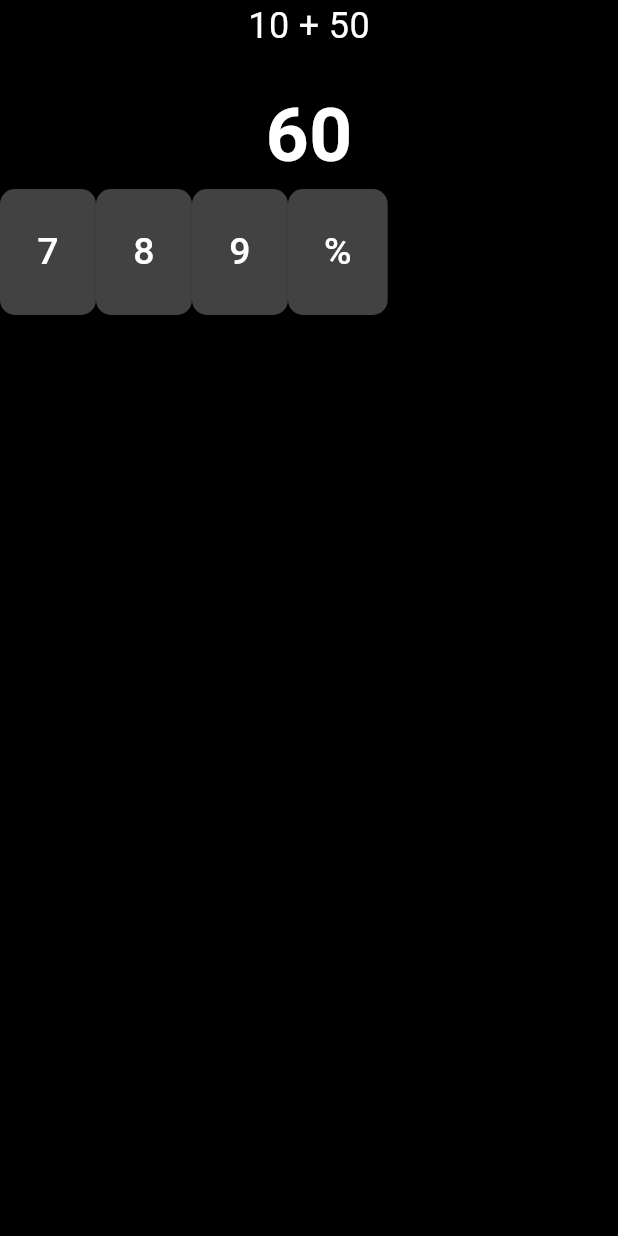
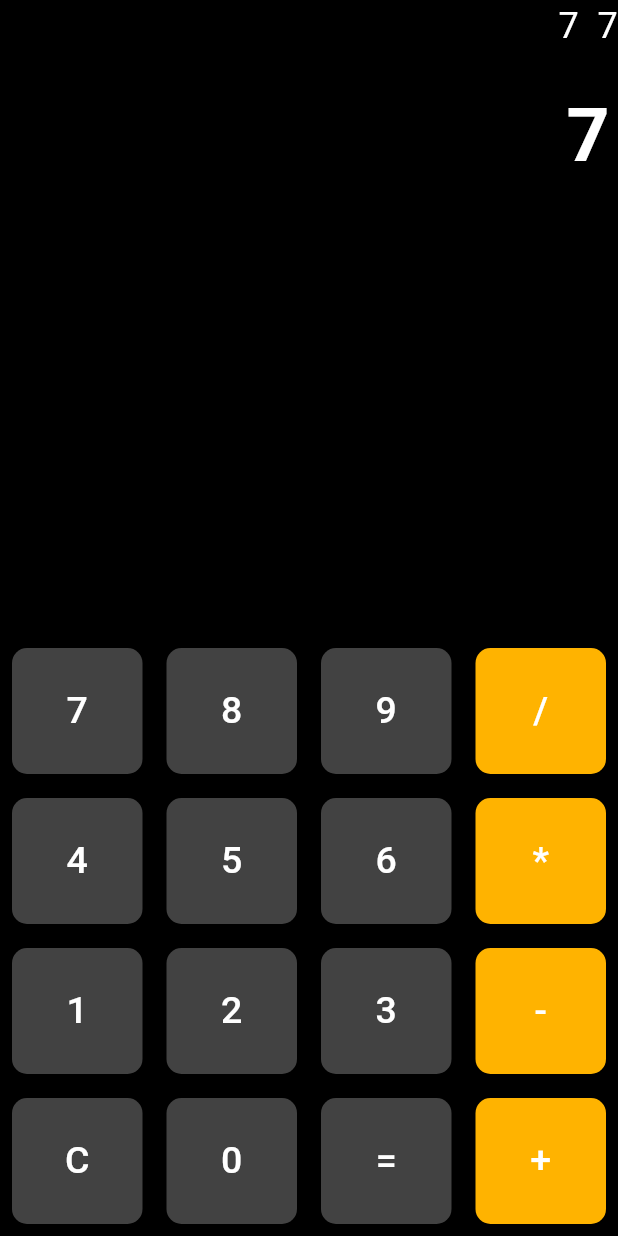
Before and after one commit to Xeron66/Flutter-Notes-, a Flutter app: the screen it shows after launch, after a tap on an icon or button, on a phone screen of 412 x 824 dp. Run offline on Flutter 3.47's test engine with Material 3 defaults, Android fonts, the phone set to English and light mode, and no system bars.

Commit message:
Done with Calculator App

```diff
--- a/test_project/lib/module_12/c3_calculator/c3_calculator.dart
+++ b/test_project/lib/module_12/c3_calculator/c3_calculator.dart
@@ -9,6 +9,50 @@ class Calculator extends StatefulWidget {
 }
 
 class _CalculatorState extends State<Calculator> {
+  String _output = '0';
+  String _input = '0';
+  String _op = '';
+  double num1 = 0;
+  double num2 = 0;
+
+  void buttonPress (String value) {
+    print('Button Pressed $value');
+
+    setState(() {
+      if (value == 'C') {
+        _output = '0';
+        _input = '0';
+        _op = '';
+        num1 = 0;
+        num2 = 0;
+      } else if (value == '=') {
+        num2 = double.parse(_input);
+        if (_op == '+') {
+          _output = (num1 + num2).toString();
+        } else if (_op == '-') {
+          _output = (num1 - num2).toString();
+        } else if (_op == '*') {
+          _output = (num1 * num2).toString();
+        } else if (_op == '/') {
+          _output = num2 != 0 ? (num1/num2).toString() : 'Error';
+        }
+      } else if (['+','-','*','/'].contains(value)) {
+        num1 = double.parse(_input);
+        _op = value;
+        _input = '';
+        return;
+      } else {
+        if (_input == '0') {
+          _input = value;
+        } else {
+          _input += value;
+        }
+        _output = _input;
+      }
+      print(_output);
+    });
+  }
+
   @override
   Widget build(BuildContext context) {
     return Scaffold(
@@ -16,19 +60,21 @@ class _CalculatorState extends State<Calculator> {
       body: SafeArea(
         child: Column(
           children: [
-            Container(
+            Expanded(
+              child: Container(
+                alignment: Alignment.bottomRight,
                 child: Column(
                   children: [
 
                     Text(
-                    '10 + 50',
+                      '$_input $_op $_input',
                       style: TextStyle(color: Colors.white, fontSize: 24),
                     ),
 
                     SizedBox(height: 20),
 
                     Text(
-                    '60',
+                      _output,
                       style: TextStyle(
                         color: Colors.white,
                         fontSize: 50,
@@ -38,13 +84,38 @@ class _CalculatorState extends State<Calculator> {
                   ],
                 ),
               ),
+            ),
 
             Row(
               children: [
-                BuildButton(text: '7', onTap: () {  },),
-                BuildButton(text: '8', onTap: () {  },),
-                BuildButton(text: '9', onTap: () {  },),
-                BuildButton(text: '%', onTap: () {  },),
+                BuildButton(text: '7', onTap: () => buttonPress('7'),),
+                BuildButton(text: '8', onTap: () => buttonPress('8'),),
+                BuildButton(text: '9', onTap: () => buttonPress('9'),),
+                BuildButton(text: '/', onTap: () => buttonPress('/'), color: Colors.amber[600 ],),
+              ],
+            ),
+            Row(
+              children: [
+                BuildButton(text: '4', onTap: () => buttonPress('4'),),
+                BuildButton(text: '5', onTap: () => buttonPress('5'),),
+                BuildButton(text: '6', onTap: () => buttonPress('6'),),
+                BuildButton(text: '*', onTap: () => buttonPress('*'), color: Colors.amber[600 ],),
+              ],
+            ),
+            Row(
+              children: [
+                BuildButton(text: '1', onTap: () => buttonPress('1'),),
+                BuildButton(text: '2', onTap: () => buttonPress('2'),),
+                BuildButton(text: '3', onTap: () => buttonPress('3'),),
+                BuildButton(text: '-', onTap: () => buttonPress('-'), color: Colors.amber[600 ],),
+              ],
+            ),
+            Row(
+              children: [
+                BuildButton(text: 'C', onTap: () => buttonPress('C'),),
+                BuildButton(text: '0', onTap: () => buttonPress('0'),),
+                BuildButton(text: '=', onTap: () => buttonPress('='),),
+                BuildButton(text: '+', onTap: () => buttonPress('+'), color: Colors.amber[600 ],),
               ],
             )
           ],
--- a/test_project/lib/module_12/c3_calculator/widgets/build_button.dart
+++ b/test_project/lib/module_12/c3_calculator/widgets/build_button.dart
@@ -14,7 +14,10 @@ class BuildButton extends StatelessWidget {
 
   @override
   Widget build(BuildContext context) {
-    return ElevatedButton(
+    return Expanded(
+      child: Padding(
+        padding: const EdgeInsets.all(8.0),
+        child: ElevatedButton(
           onPressed: onTap,
 
           style: ElevatedButton.styleFrom(
@@ -33,6 +36,8 @@ class BuildButton extends StatelessWidget {
               color: Colors.white
             ),
           )
+        ),
+      ),
     );
   }
 }
```
Lines whose indentation alone changed are shown as unchanged.
